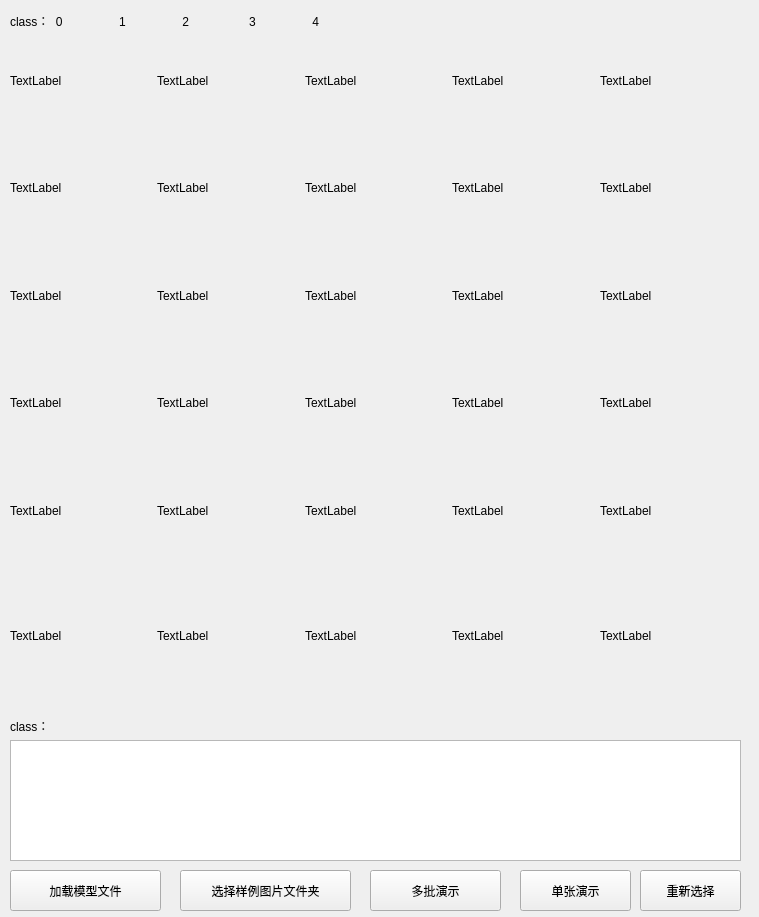
Above: show/omniglot_few_shot/omniglot_few_shot.ui from HUSTJiangHao/LearningToCompare before the change. Below: the same form after it.
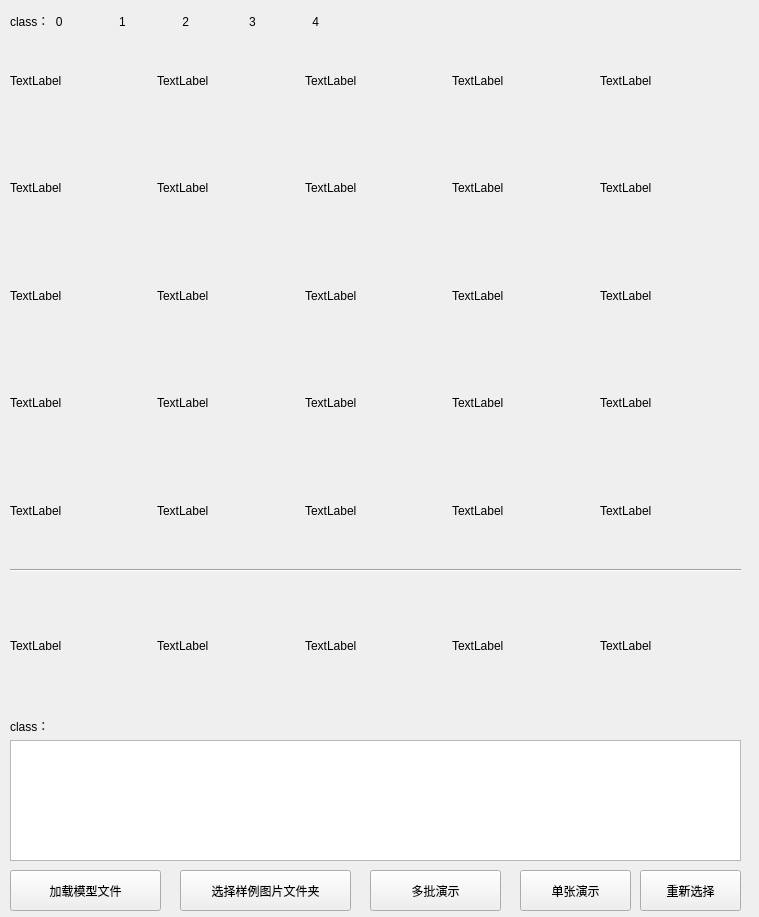
That is the form after the change.

Diff of the .ui file:
```diff
--- a/show/omniglot_few_shot/omniglot_few_shot.ui
+++ b/show/omniglot_few_shot/omniglot_few_shot.ui
@@ -325,7 +325,7 @@
    <property name="geometry">
     <rect>
      <x>10</x>
-     <y>570</y>
+     <y>580</y>
      <width>731</width>
      <height>131</height>
     </rect>
@@ -368,6 +368,19 @@
     </item>
    </layout>
   </widget>
+  <widget class="Line" name="line">
+   <property name="geometry">
+    <rect>
+     <x>10</x>
+     <y>560</y>
+     <width>731</width>
+     <height>20</height>
+    </rect>
+   </property>
+   <property name="orientation">
+    <enum>Qt::Horizontal</enum>
+   </property>
+  </widget>
  </widget>
  <resources/>
  <connections/>
```
